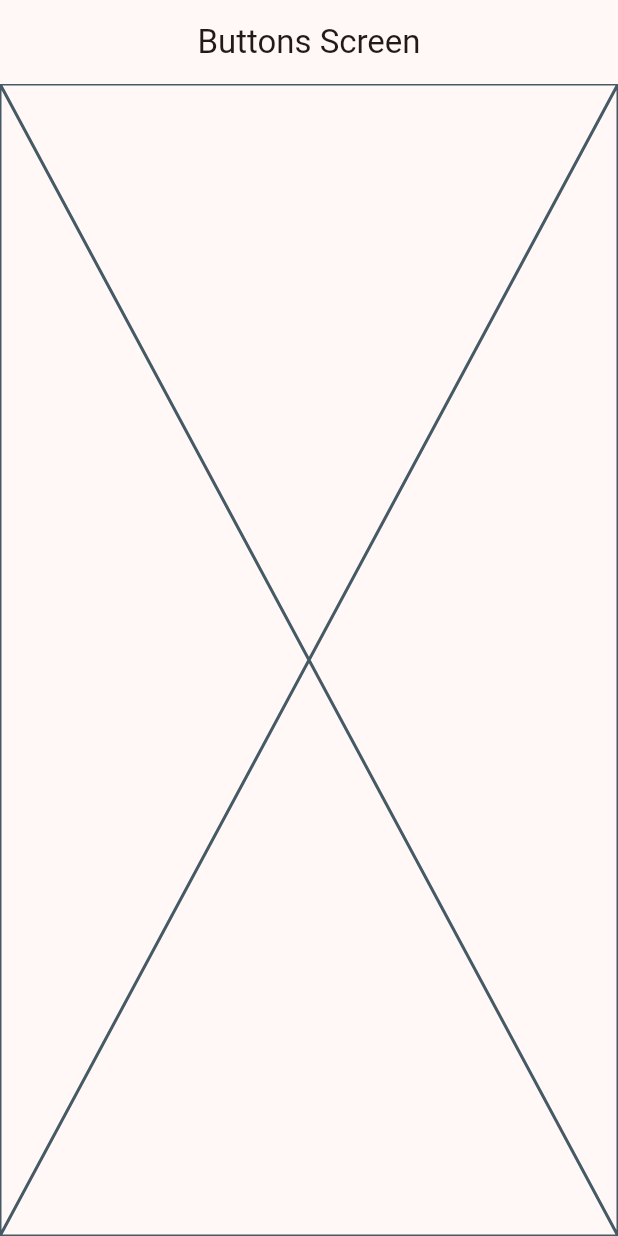
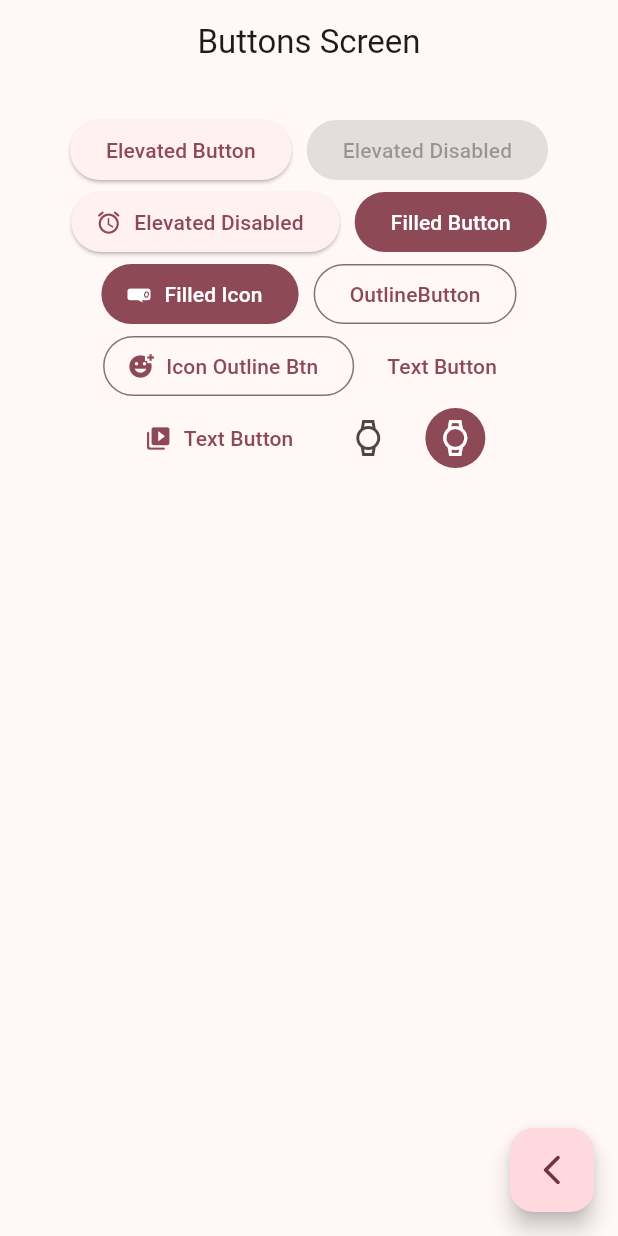
Before and after one commit to patoCode/widgets_app, a Flutter app: the ButtonsScreen screen opened by its route, on a phone screen of 412 x 824 dp. Run offline on Flutter 3.47's test engine with Material 3 defaults, Android fonts, the phone set to English and light mode, and no system bars; our stand-ins replace go_router.

Commit message:
BUTTONS: Implementacion de los botones disponibles en FLutter

```diff
--- a/lib/config/theme/app_theme.dart
+++ b/lib/config/theme/app_theme.dart
@@ -10,6 +10,7 @@ const colorList = <Color>[
   Colors.deepPurple,
   Colors.orange,
   Colors.indigo,
+  Colors.amberAccent
 ];
 
 class AppTheme {
--- a/lib/main.dart
+++ b/lib/main.dart
@@ -15,7 +15,7 @@ class MainApp extends StatelessWidget {
     return MaterialApp.router(
       routerConfig: appRouter,
       debugShowCheckedModeBanner: false,
-      theme: AppTheme(selectedColor: 3).getTheme(),
+      theme: AppTheme(selectedColor: 5).getTheme(),
     );
   }
 }
--- a/lib/presentation/screens/buttons/buttons_screen.dart
+++ b/lib/presentation/screens/buttons/buttons_screen.dart
@@ -1,4 +1,5 @@
 import 'package:flutter/material.dart';
+import 'package:go_router/go_router.dart';
 
 class ButtonsScreen extends StatelessWidget {
   static const String name = 'buttons_screen';
@@ -10,7 +11,99 @@ class ButtonsScreen extends StatelessWidget {
       appBar: AppBar(
         title: const Text("Buttons Screen"),
       ),
-      body: const Placeholder(),
+      body: _ButtonsView(),
+      floatingActionButton: FloatingActionButton(
+        onPressed: () {
+          // ** Esta accion permite volver atras, pero solo porque tenemos implementado go_router
+          context.pop();
+        },
+        child: const Icon(
+          Icons.arrow_back_ios_new_rounded,
+        ),
+      ),
     );
   }
 }
+
+class _ButtonsView extends StatelessWidget {
+  @override
+  Widget build(BuildContext context) {
+    final color = Theme.of(context).colorScheme;
+    return Padding(
+      padding: const EdgeInsets.symmetric(
+        horizontal: 10,
+        vertical: 20,
+      ),
+      child: SizedBox(
+        width: double.infinity,
+        // ** [WRAP] Funciona como un contenedor, pero es dinamico ya que va creando lineas segun su contenido
+        child: Wrap(
+          // ** Agrega espacio al rededor de CADA elemento dentro del WRAP
+          spacing: 10,
+          alignment: WrapAlignment.center,
+          children: [
+            ElevatedButton(
+              onPressed: () {},
+              child: const Text("Elevated Button"),
+            ),
+            const ElevatedButton(
+              // ** para deshabilitar un boton solo se le envia null en el onPress
+              onPressed: null,
+              child: Text("Elevated Disabled"),
+            ),
+            ElevatedButton.icon(
+              // ** para deshabilitar un boton solo se le envia null en el onPress
+              onPressed: () {},
+              label: const Text("Elevated Disabled"),
+              icon: const Icon(Icons.access_alarm_rounded),
+            ),
+            FilledButton(
+              onPressed: () {},
+              child: const Text("Filled Button"),
+            ),
+            FilledButton.icon(
+              onPressed: () {},
+              icon: const Icon(Icons.woo_commerce_rounded),
+              label: const Text("Filled Icon"),
+            ),
+            OutlinedButton(
+              onPressed: () {},
+              child: const Text("OutlineButton"),
+            ),
+            OutlinedButton.icon(
+              onPressed: () {},
+              icon: const Icon(Icons.add_reaction_sharp),
+              label: const Text("Icon Outline Btn"),
+            ),
+            TextButton(
+              onPressed: () {},
+              child: const Text("Text Button"),
+            ),
+            TextButton.icon(
+              onPressed: () {},
+              icon: const Icon(Icons.video_library_rounded),
+              label: const Text("Text Button"),
+            ),
+            // TODO Custom Button
+            IconButton(
+              onPressed: () {},
+              icon: const Icon(
+                Icons.watch_outlined,
+              ),
+            ),
+            IconButton(
+              onPressed: () {},
+              icon: const Icon(
+                Icons.watch_outlined,
+              ),
+              style: ButtonStyle(
+                backgroundColor: MaterialStatePropertyAll(color.primary),
+                iconColor: MaterialStatePropertyAll(color.onPrimary),
+              ),
+            ),
+          ],
+        ),
+      ),
+    );
+  }
+}
```
